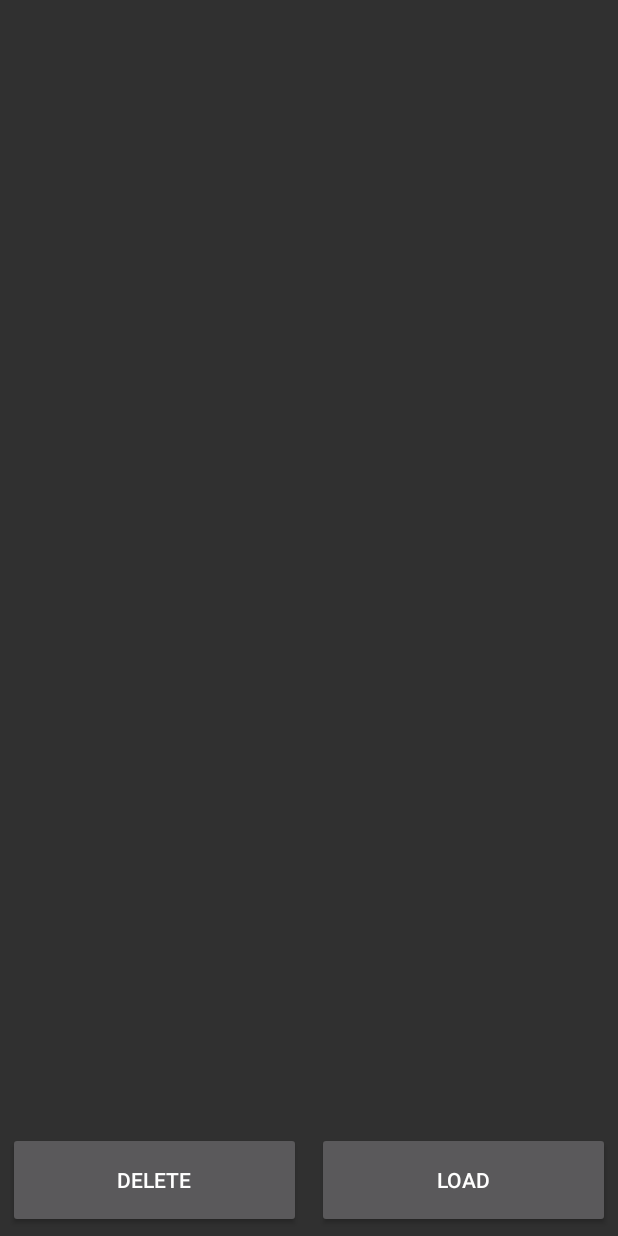
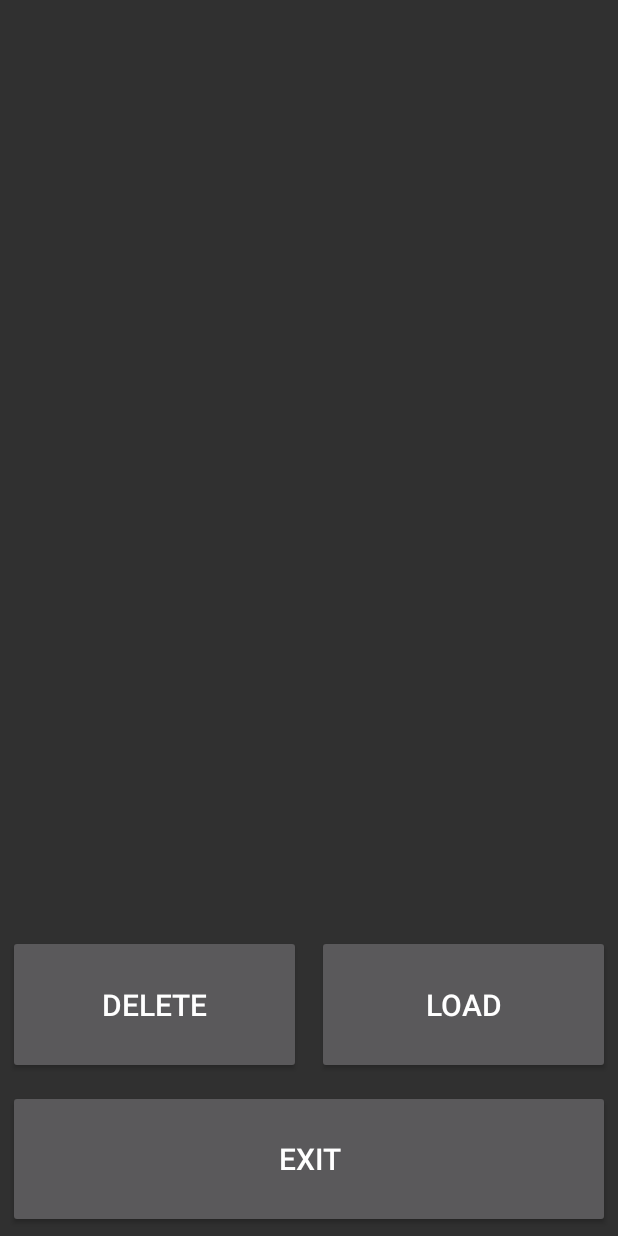
Before and after one commit to FRC4946/2025-Scouting-App, an Android app: the LoadActivity screen opened directly, with no data from a screen before it, on a phone screen of 412 x 824 dp. Run offline under Robolectric (Android 15) with nearby library versions, the phone set to English and light mode, and no system bars.

Commit message:
I am STUPID

```diff
--- a/app/src/main/AndroidManifest.xml
+++ b/app/src/main/AndroidManifest.xml
@@ -21,7 +21,6 @@
         tools:targetApi="31">
         <activity
             android:name=".MainActivity"
-            android:screenOrientation="portrait"
             android:theme="@style/AlphaDogs"
             android:exported="true">
             <intent-filter>
--- a/app/src/main/res/layout/activity_load.xml
+++ b/app/src/main/res/layout/activity_load.xml
@@ -5,7 +5,7 @@
     android:layout_height="match_parent"
     android:orientation="vertical" >
     <LinearLayout
-
+        android:orientation="vertical"
         android:layout_weight="1"
         android:layout_width="match_parent"
         android:layout_height="match_parent">
@@ -24,16 +24,22 @@
     </ScrollView>
 
     </LinearLayout>
+    <LinearLayout
+        android:layout_width="match_parent"
+        android:layout_weight="3"
+        android:orientation="vertical"
+        android:layout_height="match_parent">
         <LinearLayout
             android:layout_width="match_parent"
             android:orientation="horizontal"
-            android:layout_weight="10"
+            android:layout_weight="1"
             android:layout_height="match_parent">
         <Button
             android:layout_width="match_parent"
             android:layout_weight="1"
             android:id="@+id/DeleteButton"
             android:text="Delete"
+            android:textSize="20dp"
             android:layout_margin="5dp"
             android:layout_height="match_parent"/>
             <Button
@@ -42,13 +48,19 @@
                 android:text="Load"
                 android:id="@+id/LoadButton"
                 android:layout_margin="5dp"
+                android:textSize="20dp"
                 android:layout_height="match_parent"/>
 
 
         </LinearLayout>
-
-
-
-
+        <Button
+            android:layout_width="match_parent"
+            android:layout_weight="1"
+            android:id="@+id/exiiits"
+            android:layout_margin="5dp"
+            android:text="EXIT"
+            android:textSize="20dp"
+            android:layout_height="match_parent"/>
+</LinearLayout>
 
 </LinearLayout>
```
